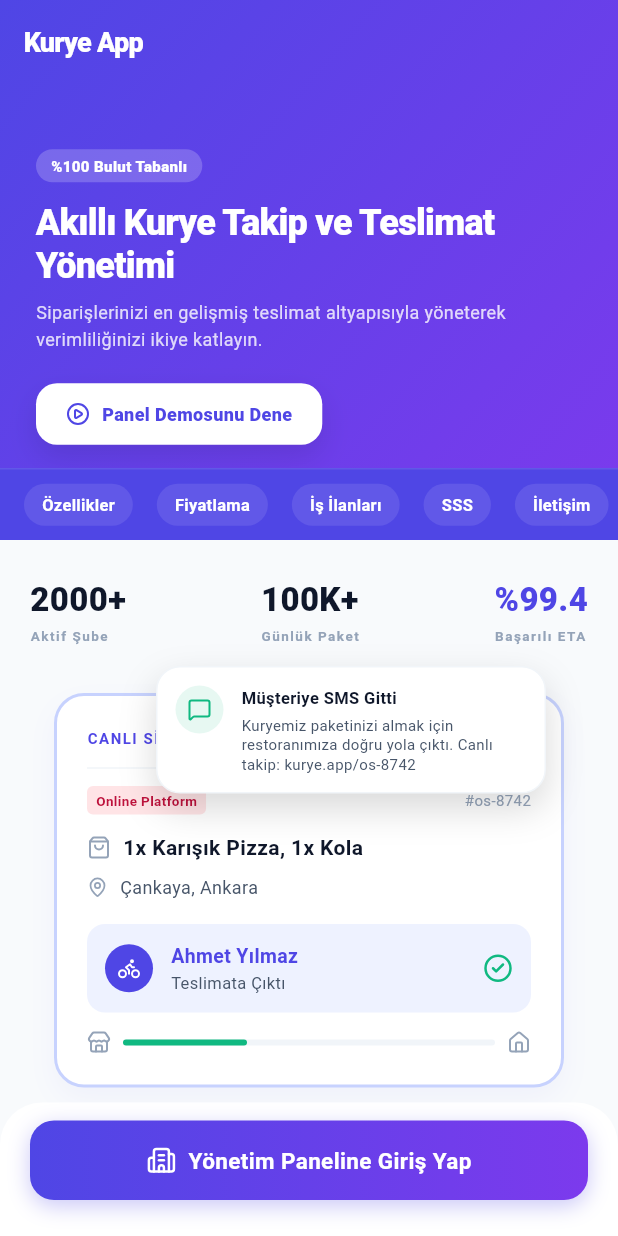
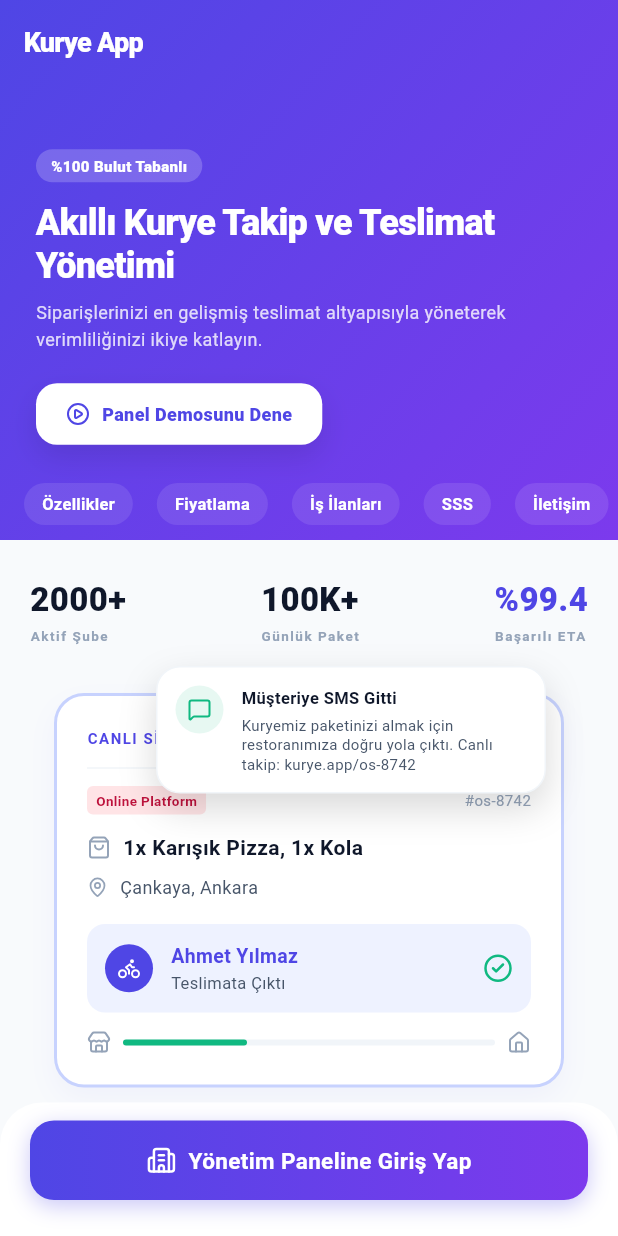
Before and after one commit to himmetakar/kurye, a Flutter app: the screen it shows after launch, on a phone screen of 412 x 824 dp. Run offline on Flutter 3.47's test engine with Material 3 defaults, Android fonts, the phone set to English and light mode, and no system bars; our stand-ins replace cloud_firestore, firebase_core, firebase_messaging, flutter_map, geolocator, latlong2 and 2 more; missing offline and left inert: dart:js; accounts and stored records are empty.

Commit message:
fix: transparent navigation menu background

```diff
--- a/lib/views/marketing/marketing_view.dart
+++ b/lib/views/marketing/marketing_view.dart
@@ -276,10 +276,7 @@ class _MarketingViewState extends State<MarketingView> {
             preferredSize: const Size.fromHeight(48),
             child: Container(
               width: double.infinity,
-              decoration: BoxDecoration(
-                color: _kIndigo,
-                border: Border(top: BorderSide(color: Colors.white.withValues(alpha: 0.1), width: 1)),
-              ),
+              color: Colors.transparent,
               height: 48,
               child: SingleChildScrollView(
                 scrollDirection: Axis.horizontal,
```
